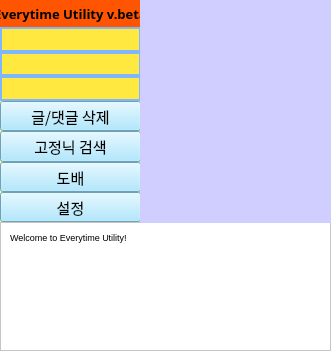
Above: view/mainScreen.ui from cmh1027/everytimeUtility before the change. Below: the same form after it.
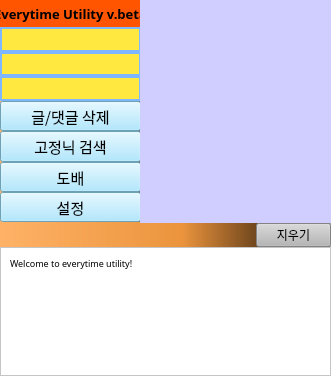
That is the form after the change.

The edit to the form file:
```diff
--- a/view/mainScreen.ui
+++ b/view/mainScreen.ui
@@ -7,7 +7,7 @@
     <x>0</x>
     <y>0</y>
     <width>331</width>
-    <height>351</height>
+    <height>376</height>
    </rect>
   </property>
   <property name="sizePolicy">
@@ -19,27 +19,27 @@
   <property name="minimumSize">
    <size>
     <width>331</width>
-    <height>351</height>
+    <height>376</height>
    </size>
   </property>
   <property name="maximumSize">
    <size>
     <width>331</width>
-    <height>351</height>
+    <height>377</height>
    </size>
   </property>
   <property name="windowTitle">
    <string>Util</string>
   </property>
   <property name="styleSheet">
-   <string notr="true">background-color:rgb(250, 255, 151)</string>
+   <string notr="true">background-color:qlineargradient(spread:pad, x1:0, y1:0, x2:1, y2:0, stop:0 rgba(255, 178, 102, 255), stop:0.55 rgba(235, 148, 61, 255), stop:0.98 rgba(0, 0, 0, 255), stop:1 rgba(0, 0, 0, 0))</string>
   </property>
   <widget class="QWidget" name="centralwidget">
    <widget class="QTextEdit" name="progressTextEdit">
     <property name="geometry">
      <rect>
       <x>0</x>
-      <y>222</y>
+      <y>247</y>
       <width>331</width>
       <height>129</height>
      </rect>
@@ -50,6 +50,12 @@
       <height>16777215</height>
      </size>
     </property>
+    <property name="font">
+     <font>
+      <family>맑은 고딕</family>
+      <pointsize>7</pointsize>
+     </font>
+    </property>
     <property name="styleSheet">
      <string notr="true">background-color: white;
 padding:5px</string>
@@ -64,8 +70,9 @@
      <string>&lt;!DOCTYPE HTML PUBLIC &quot;-//W3C//DTD HTML 4.0//EN&quot; &quot;http://www.w3.org/TR/REC-html40/strict.dtd&quot;&gt;
 &lt;html&gt;&lt;head&gt;&lt;meta name=&quot;qrichtext&quot; content=&quot;1&quot; /&gt;&lt;style type=&quot;text/css&quot;&gt;
 p, li { white-space: pre-wrap; }
-&lt;/style&gt;&lt;/head&gt;&lt;body style=&quot; font-family:'Gulim'; font-size:9pt; font-weight:400; font-style:normal;&quot;&gt;
-&lt;p style=&quot; margin-top:0px; margin-bottom:0px; margin-left:0px; margin-right:0px; -qt-block-indent:0; text-indent:0px;&quot;&gt;&lt;span style=&quot; font-size:7pt;&quot;&gt;Welcome to Everytime Utility!&lt;/span&gt;&lt;/p&gt;&lt;/body&gt;&lt;/html&gt;</string>
+&lt;/style&gt;&lt;/head&gt;&lt;body style=&quot; font-family:'맑은 고딕'; font-size:7pt; font-weight:400; font-style:normal;&quot;&gt;
+&lt;p style=&quot; margin-top:0px; margin-bottom:0px; margin-left:0px; margin-right:0px; -qt-block-indent:0; text-indent:0px;&quot;&gt;Welcome to everytime utility!&lt;/p&gt;
+&lt;p style=&quot;-qt-paragraph-type:empty; margin-top:0px; margin-bottom:0px; margin-left:0px; margin-right:0px; -qt-block-indent:0; text-indent:0px;&quot;&gt;&lt;br /&gt;&lt;/p&gt;&lt;/body&gt;&lt;/html&gt;</string>
     </property>
    </widget>
    <widget class="QWidget" name="verticalLayoutWidget">
@@ -324,6 +331,22 @@
      <string notr="true">background-color:rgb(208, 206, 255)</string>
     </property>
    </widget>
+   <widget class="QPushButton" name="eraseButton">
+    <property name="geometry">
+     <rect>
+      <x>256</x>
+      <y>223</y>
+      <width>75</width>
+      <height>24</height>
+     </rect>
+    </property>
+    <property name="styleSheet">
+     <string notr="true">background-color: rgb(182, 182, 182);</string>
+    </property>
+    <property name="text">
+     <string>지우기</string>
+    </property>
+   </widget>
   </widget>
  </widget>
  <resources/>
```
